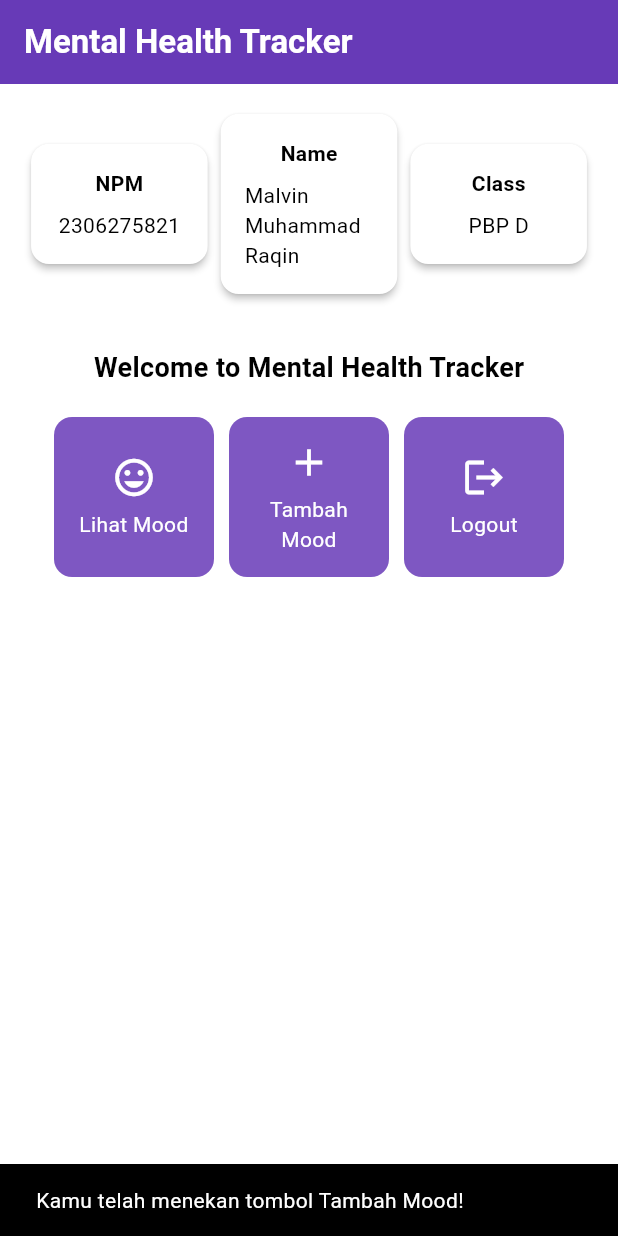
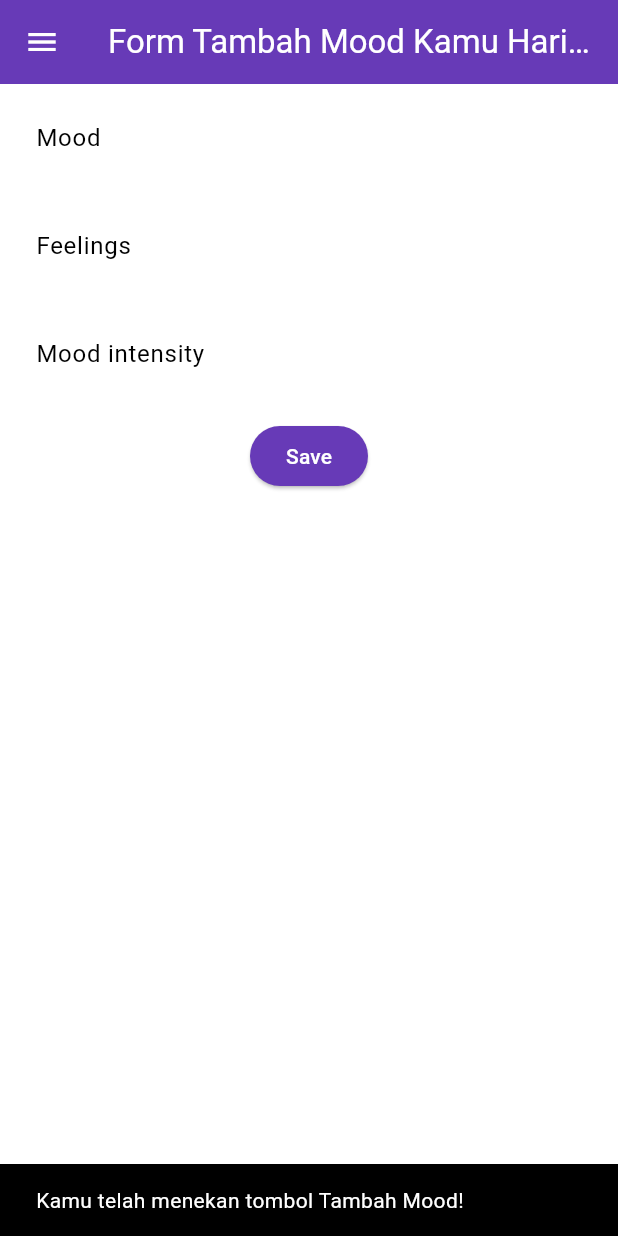
Before and after one commit to Malvin0902/mental-health-tracker-mobile, a Flutter app: the screen it shows after launch, after a tap on "Tambah Mood", on a phone screen of 412 x 824 dp. Run offline on Flutter 3.47's test engine with Material 3 defaults, Android fonts, the phone set to English and light mode, and no system bars.

Commit message:
tutorial 7

```diff
--- a/lib/main.dart
+++ b/lib/main.dart
@@ -1,5 +1,5 @@
 import 'package:flutter/material.dart';
-import 'package:mental_health_tracker/menu.dart';
+import 'package:mental_health_tracker/screens/menu.dart';
 
 void main() {
   runApp(const MyApp());
@@ -12,7 +12,7 @@ class MyApp extends StatelessWidget {
   @override
   Widget build(BuildContext context) {
     return MaterialApp(
-      title: 'Flutter Page',
+      title: 'Flutter Demo',
       theme: ThemeData(
         // This is the theme of your application.
         //
--- a/lib/menu.dart
+++ b/lib/screens/menu.dart
@@ -1,11 +1,11 @@
 import 'package:flutter/material.dart';
+import 'package:mental_health_tracker/widgets/left_drawer.dart';
+import 'package:mental_health_tracker/widgets/mood_card.dart';
 
-class MyHomePage extends StatelessWidget  {
-  MyHomePage({super.key});
-
-  final String npm = '2306275821';
-  final String name = 'Malvin Muhammad Raqin';
-  final String className = 'PBP D';
+class MyHomePage extends StatelessWidget {
+  final String npm = '2306275821'; // NPM
+  final String name = 'Malvin Muhammad Raqin'; // Nama
+  final String className = 'PBP D'; // Kelas
 
   final List<ItemHomepage> items = [
     ItemHomepage("Lihat Mood", Icons.mood),
@@ -13,6 +13,9 @@ class MyHomePage extends StatelessWidget  {
     ItemHomepage("Logout", Icons.logout),
   ];
 
+  MyHomePage({super.key});
+
+  // This widget is the root of your application.
   @override
   Widget build(BuildContext context) {
     // Scaffold menyediakan struktur dasar halaman dengan AppBar dan body.
@@ -29,6 +32,7 @@ class MyHomePage extends StatelessWidget  {
         ),
         // Warna latar belakang AppBar diambil dari skema warna tema aplikasi.
         backgroundColor: Theme.of(context).colorScheme.primary,
+        iconTheme: const IconThemeData(color: Colors.white),
       ),
       // Body halaman dengan padding di sekelilingnya.
       body: Padding(
@@ -89,14 +93,16 @@ class MyHomePage extends StatelessWidget  {
           ],
         ),
       ),
+      drawer: const LeftDrawer(),
     );
   }
 }
+
 class InfoCard extends StatelessWidget {
   // Kartu informasi yang menampilkan title dan content.
 
-  final String title;  // Judul kartu.
-  final String content;  // Isi kartu.
+  final String title; // Judul kartu.
+  final String content; // Isi kartu.
 
   const InfoCard({super.key, required this.title, required this.content});
 
@@ -107,7 +113,8 @@ class InfoCard extends StatelessWidget {
       elevation: 2.0,
       child: Container(
         // Mengatur ukuran dan jarak di dalam kartu.
-        width: MediaQuery.of(context).size.width / 3.5, // menyesuaikan dengan lebar device yang digunakan.
+        width: MediaQuery.of(context).size.width /
+            3.5, // menyesuaikan dengan lebar device yang digunakan.
         padding: const EdgeInsets.all(16.0),
         // Menyusun title dan content secara vertikal.
         child: Column(
@@ -124,63 +131,3 @@ class InfoCard extends StatelessWidget {
     );
   }
 }
-class ItemHomepage {
-  final String name;
-  final IconData icon;
-
-  ItemHomepage(this.name, this.icon);
-}
-
-class ItemCard extends StatelessWidget {
-  // Menampilkan kartu dengan ikon dan nama.
-
-  final ItemHomepage item;
-
-  const ItemCard(this.item, {super.key});
-
-  @override
-  Widget build(BuildContext context) {
-    return Material(
-      // Menentukan warna latar belakang dari tema aplikasi.
-      color: Theme.of(context).colorScheme.secondary,
-      // Membuat sudut kartu melengkung.
-      borderRadius: BorderRadius.circular(12),
-
-      child: InkWell(
-        // Aksi ketika kartu ditekan.
-        onTap: () {
-          // Menampilkan pesan SnackBar saat kartu ditekan.
-          ScaffoldMessenger.of(context)
-            ..hideCurrentSnackBar()
-            ..showSnackBar(
-                SnackBar(content: Text("Kamu telah menekan tombol ${item.name}!"))
-            );
-        },
-        // Container untuk menyimpan Icon dan Text
-        child: Container(
-          padding: const EdgeInsets.all(8),
-          child: Center(
-            child: Column(
-              // Menyusun ikon dan teks di tengah kartu.
-              mainAxisAlignment: MainAxisAlignment.center,
-              children: [
-                Icon(
-                  item.icon,
-                  color: Colors.white,
-                  size: 30.0,
-                ),
-                const Padding(padding: EdgeInsets.all(3)),
-                Text(
-                  item.name,
-                  textAlign: TextAlign.center,
-                  style: const TextStyle(color: Colors.white),
-                ),
-              ],
-            ),
-          ),
-        ),
-      ),
-    );
-  }
-
-}
--- /dev/null
+++ b/lib/screens/moodentry_form.dart
@@ -0,0 +1,160 @@
+import 'package:flutter/material.dart';
+import 'package:mental_health_tracker/widgets/left_drawer.dart';
+
+class MoodEntryFormPage extends StatefulWidget {
+  const MoodEntryFormPage({super.key});
+
+  @override
+  State<MoodEntryFormPage> createState() => _MoodEntryFormPageState();
+}
+
+class _MoodEntryFormPageState extends State<MoodEntryFormPage> {
+  final _formKey = GlobalKey<FormState>();
+  String _mood = "";
+  String _feelings = "";
+  int _moodIntensity = 0;
+  @override
+  Widget build(BuildContext context) {
+    return Scaffold(
+      appBar: AppBar(
+        title: const Center(
+          child: Text(
+            'Form Tambah Mood Kamu Hari ini',
+          ),
+        ),
+        backgroundColor: Theme.of(context).colorScheme.primary,
+        foregroundColor: Colors.white,
+      ),
+      drawer: const LeftDrawer(),
+      body: Form(
+        key: _formKey,
+        child: SingleChildScrollView(
+          child: Column(
+            crossAxisAlignment: CrossAxisAlignment.start,
+            children: [
+              Padding(
+                padding: const EdgeInsets.all(8.0),
+                child: TextFormField(
+                  decoration: InputDecoration(
+                    hintText: "Mood",
+                    labelText: "Mood",
+                    border: OutlineInputBorder(
+                      borderRadius: BorderRadius.circular(5.0),
+                    ),
+                  ),
+                  onChanged: (String? value) {
+                    setState(() {
+                      _mood = value!;
+                    });
+                  },
+                  validator: (String? value) {
+                    if (value == null || value.isEmpty) {
+                      return "Mood tidak boleh kosong!";
+                    }
+                    return null;
+                  },
+                ),
+              ),
+              Padding(
+                padding: const EdgeInsets.all(8.0),
+                child: TextFormField(
+                  decoration: InputDecoration(
+                    hintText: "Feelings",
+                    labelText: "Feelings",
+                    border: OutlineInputBorder(
+                      borderRadius: BorderRadius.circular(5.0),
+                    ),
+                  ),
+                  onChanged: (String? value) {
+                    setState(() {
+                      _feelings = value!;
+                    });
+                  },
+                  validator: (String? value) {
+                    if (value == null || value.isEmpty) {
+                      return "Feelings tidak boleh kosong!";
+                    }
+                    return null;
+                  },
+                ),
+              ),
+              Padding(
+                padding: const EdgeInsets.all(8.0),
+                child: TextFormField(
+                  decoration: InputDecoration(
+                    hintText: "Mood intensity",
+                    labelText: "Mood intensity",
+                    border: OutlineInputBorder(
+                      borderRadius: BorderRadius.circular(5.0),
+                    ),
+                  ),
+                  onChanged: (String? value) {
+                    setState(() {
+                      _moodIntensity = int.tryParse(value!) ?? 0;
+                    });
+                  },
+                  validator: (String? value) {
+                    if (value == null || value.isEmpty) {
+                      return "Mood intensity tidak boleh kosong!";
+                    }
+                    if (int.tryParse(value) == null) {
+                      return "Mood intensity harus berupa angka!";
+                    }
+                    return null;
+                  },
+                ),
+              ),
+              Align(
+                alignment: Alignment.bottomCenter,
+                child: Padding(
+                  padding: const EdgeInsets.all(8.0),
+                  child: ElevatedButton(
+                    style: ButtonStyle(
+                      backgroundColor: WidgetStateProperty.all(
+                          Theme.of(context).colorScheme.primary),
+                    ),
+                    onPressed: () {
+                      if (_formKey.currentState!.validate()) {
+                        showDialog(
+                          context: context,
+                          builder: (context) {
+                            return AlertDialog(
+                              title: const Text('Mood berhasil tersimpan'),
+                              content: SingleChildScrollView(
+                                child: Column(
+                                  crossAxisAlignment: CrossAxisAlignment.start,
+                                  children: [
+                                    Text('Mood: $_mood'),
+                                    Text('Feelings: $_feelings'),
+                                    Text('Mood Intensity: $_moodIntensity')
+                                  ],
+                                ),
+                              ),
+                              actions: [
+                                TextButton(
+                                  child: const Text('OK'),
+                                  onPressed: () {
+                                    Navigator.pop(context);
+                                    _formKey.currentState!.reset();
+                                  },
+                                ),
+                              ],
+                            );
+                          },
+                        );
+                      }
+                    },
+                    child: const Text(
+                      "Save",
+                      style: TextStyle(color: Colors.white),
+                    ),
+                  ),
+                ),
+              ),
+            ],
+          ),
+        ),
+      ),
+    );
+  }
+}
--- /dev/null
+++ b/lib/widgets/left_drawer.dart
@@ -0,0 +1,69 @@
+import 'package:flutter/material.dart';
+import 'package:mental_health_tracker/screens/menu.dart';
+import 'package:mental_health_tracker/screens/moodentry_form.dart';
+
+class LeftDrawer extends StatelessWidget {
+  const LeftDrawer({super.key});
+
+  @override
+  Widget build(BuildContext context) {
+    return Drawer(
+      child: ListView(
+        children: [
+          DrawerHeader(
+            decoration: BoxDecoration(
+              color: Theme.of(context).colorScheme.primary,
+            ),
+            child: const Column(
+              children: [
+                Text(
+                  'Mental Health Tracker',
+                  textAlign: TextAlign.center,
+                  style: TextStyle(
+                    fontSize: 24,
+                    fontWeight: FontWeight.bold,
+                    color: Colors.white,
+                  ),
+                ),
+                Padding(padding: EdgeInsets.all(8)),
+                Text(
+                  "Ayo jaga kesehatan mentalmu setiap hari disini!",
+                  textAlign: TextAlign.center,
+                  style: TextStyle(
+                    fontSize: 15,
+                    fontWeight: FontWeight.normal,
+                    color: Colors.white,
+                  ),
+                ),
+              ],
+            ),
+          ),
+          ListTile(
+            leading: const Icon(Icons.home_outlined),
+            title: const Text('Halaman Utama'),
+            // Bagian redirection ke MyHomePage
+            onTap: () {
+              Navigator.pushReplacement(
+                  context,
+                  MaterialPageRoute(
+                    builder: (context) => MyHomePage(),
+                  ));
+            },
+          ),
+          ListTile(
+            leading: const Icon(Icons.mood),
+            title: const Text('Tambah Mood'),
+            // Bagian redirection ke MoodEntryFormPage
+            onTap: () {
+              Navigator.pushReplacement(
+                  context,
+                  MaterialPageRoute(
+                    builder: (context) => MoodEntryFormPage(),
+                  ));
+            },
+          ),
+        ],
+      ),
+    );
+  }
+}
--- /dev/null
+++ b/lib/widgets/mood_card.dart
@@ -0,0 +1,68 @@
+import 'package:flutter/material.dart';
+import 'package:mental_health_tracker/screens/moodentry_form.dart';
+
+class ItemHomepage {
+  final String name;
+  final IconData icon;
+
+  ItemHomepage(this.name, this.icon);
+}
+
+class ItemCard extends StatelessWidget {
+  // Menampilkan kartu dengan ikon dan nama.
+
+  final ItemHomepage item;
+
+  const ItemCard(this.item, {super.key});
+
+  @override
+  Widget build(BuildContext context) {
+    return Material(
+      // Menentukan warna latar belakang dari tema aplikasi.
+      color: Theme.of(context).colorScheme.secondary,
+      // Membuat sudut kartu melengkung.
+      borderRadius: BorderRadius.circular(12),
+
+      child: InkWell(
+        // Aksi ketika kartu ditekan.
+        onTap: () {
+          // Menampilkan pesan SnackBar saat kartu ditekan.
+          ScaffoldMessenger.of(context)
+            ..hideCurrentSnackBar()
+            ..showSnackBar(SnackBar(
+                content: Text("Kamu telah menekan tombol ${item.name}!")));
+          // Navigate ke route yang sesuai (tergantung jenis tombol)
+          if (item.name == "Tambah Mood") {
+            Navigator.push(
+                context,
+                MaterialPageRoute(
+                    builder: (context) => const MoodEntryFormPage()));
+          }
+        },
+        // Container untuk menyimpan Icon dan Text
+        child: Container(
+          padding: const EdgeInsets.all(8),
+          child: Center(
+            child: Column(
+              // Menyusun ikon dan teks di tengah kartu.
+              mainAxisAlignment: MainAxisAlignment.center,
+              children: [
+                Icon(
+                  item.icon,
+                  color: Colors.white,
+                  size: 30.0,
+                ),
+                const Padding(padding: EdgeInsets.all(3)),
+                Text(
+                  item.name,
+                  textAlign: TextAlign.center,
+                  style: const TextStyle(color: Colors.white),
+                ),
+              ],
+            ),
+          ),
+        ),
+      ),
+    );
+  }
+}
```
